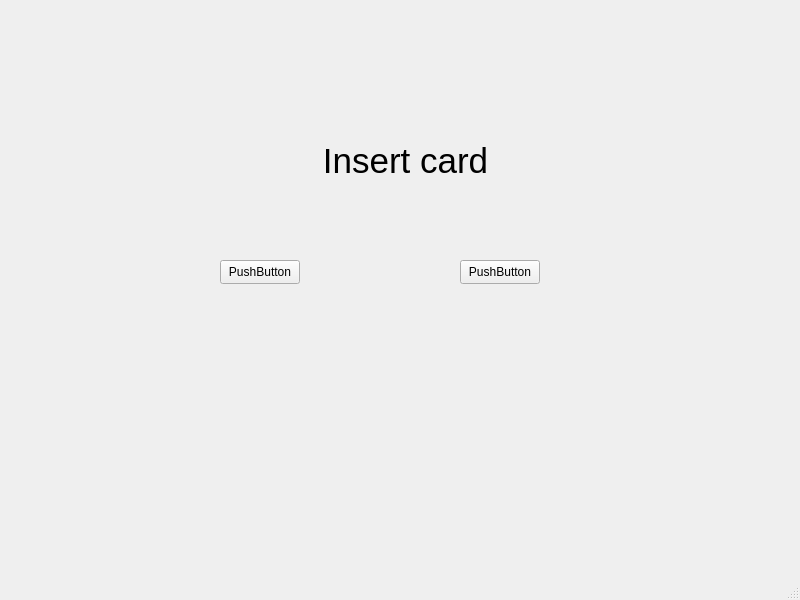
The window that bankautomat_exe/bankautomat/mainwindow.ui (Siistikissa/bankautomat) describes before a commit, drawn with Qt 5.
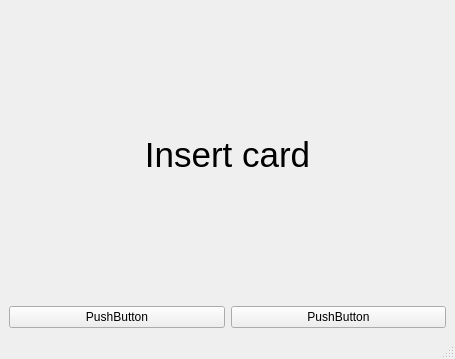
The same window after the commit.

Diff of the .ui file:
```diff
--- a/bankautomat_exe/bankautomat/mainwindow.ui
+++ b/bankautomat_exe/bankautomat/mainwindow.ui
@@ -6,49 +6,19 @@
    <rect>
     <x>0</x>
     <y>0</y>
-    <width>800</width>
-    <height>600</height>
+    <width>455</width>
+    <height>359</height>
    </rect>
   </property>
   <property name="windowTitle">
    <string>MainWindow</string>
   </property>
   <widget class="QWidget" name="centralwidget">
-   <widget class="QPushButton" name="pushButton">
-    <property name="geometry">
-     <rect>
-      <x>220</x>
-      <y>260</y>
-      <width>80</width>
-      <height>24</height>
-     </rect>
-    </property>
-    <property name="text">
-     <string>PushButton</string>
-    </property>
-   </widget>
-   <widget class="QPushButton" name="pushButton_2">
-    <property name="geometry">
-     <rect>
-      <x>460</x>
-      <y>260</y>
-      <width>80</width>
-      <height>24</height>
-     </rect>
-    </property>
-    <property name="text">
-     <string>PushButton</string>
-    </property>
-   </widget>
+   <layout class="QHBoxLayout" name="horizontalLayout_3">
+    <item>
+     <layout class="QVBoxLayout" name="verticalLayout_3">
+      <item>
    <widget class="QLabel" name="label">
-    <property name="geometry">
-     <rect>
-      <x>310</x>
-      <y>120</y>
-      <width>191</width>
-      <height>81</height>
-     </rect>
-    </property>
     <property name="font">
      <font>
       <pointsize>26</pointsize>
@@ -61,6 +31,28 @@
      <set>Qt::AlignCenter</set>
     </property>
    </widget>
+      </item>
+      <item>
+       <layout class="QHBoxLayout" name="horizontalLayout">
+        <item>
+         <widget class="QPushButton" name="pushButton">
+          <property name="text">
+           <string>PushButton</string>
+          </property>
+         </widget>
+        </item>
+        <item>
+         <widget class="QPushButton" name="pushButton_2">
+          <property name="text">
+           <string>PushButton</string>
+          </property>
+         </widget>
+        </item>
+       </layout>
+      </item>
+     </layout>
+    </item>
+   </layout>
   </widget>
   <widget class="QMenuBar" name="menubar">
    <property name="geometry">
```
Left out of the diff: 2 changed lines with no effect on the pictures. Lines whose indentation alone changed are shown as unchanged.
